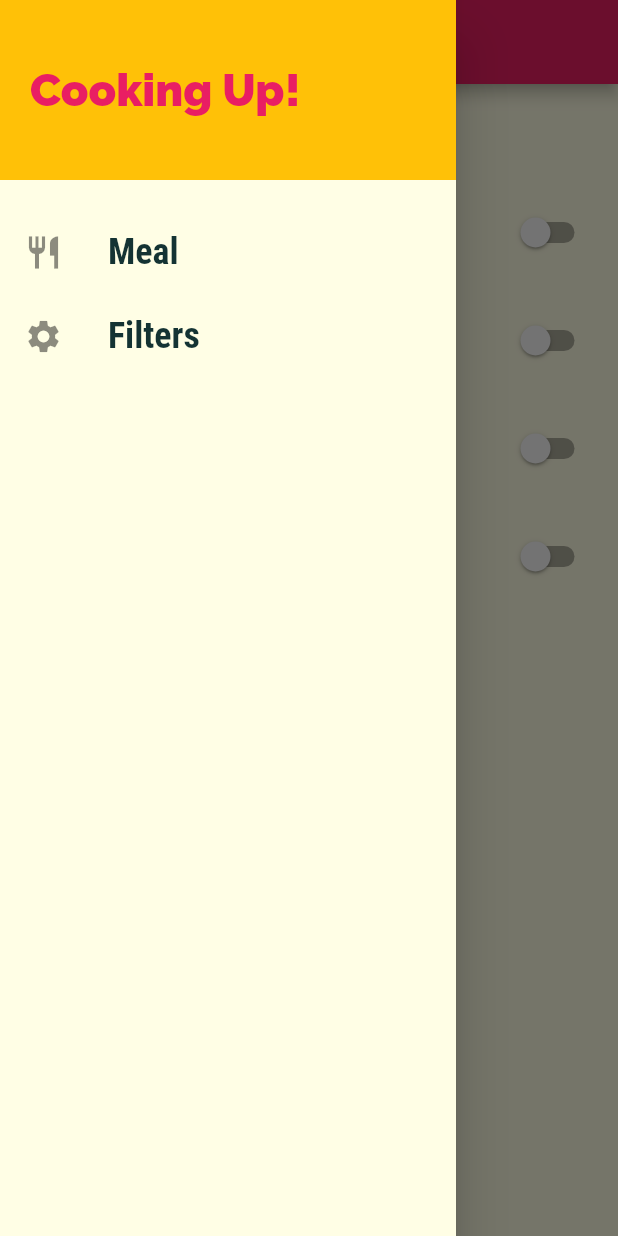
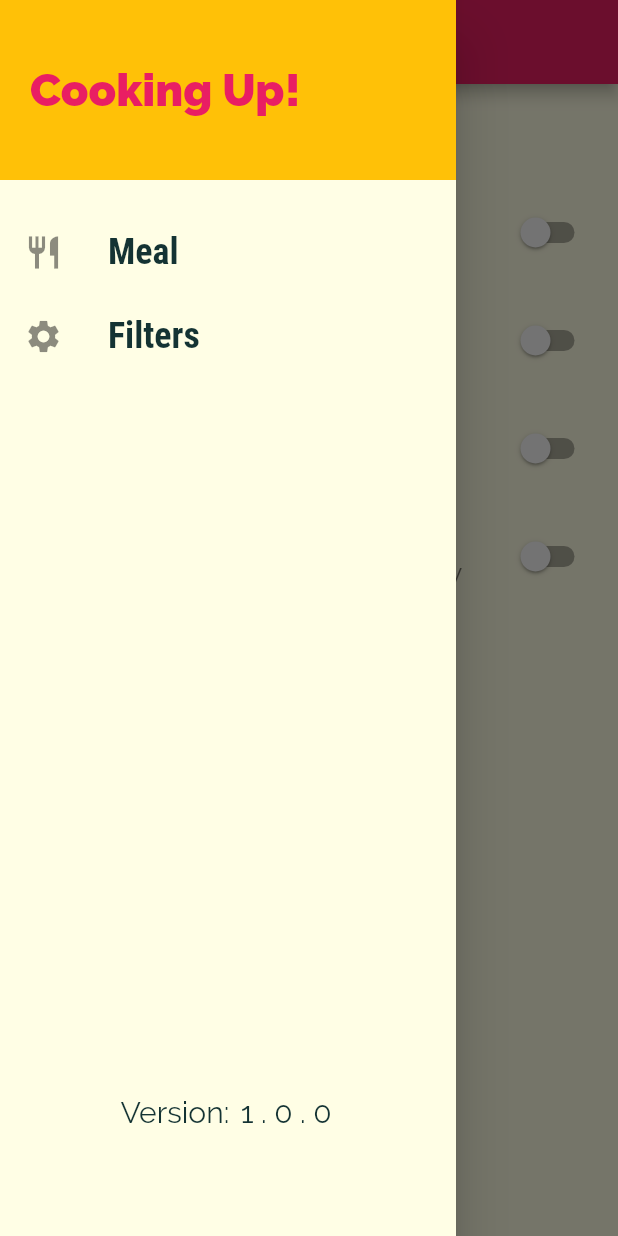
Before and after one commit to Daniel-Sogbey/flutter_mla_app-flutter-series-3-, a Flutter app: the FiltersScreen screen opened by its route, with the side drawer open, on a phone screen of 412 x 824 dp. Run offline on Flutter 3.47's test engine with Material 2 defaults, Android fonts, the phone set to English and light mode, and no system bars.

Commit message:
added version number and modiffied text style of filters

```diff
--- a/lib/screens/filters_screen.dart
+++ b/lib/screens/filters_screen.dart
@@ -23,8 +23,18 @@ class _FiltersScreenState extends State<FiltersScreen> {
   }) {
     return SwitchListTile(
       value: value,
-      title: Text(title),
-      subtitle: Text(subTitle),
+      title: Text(
+        title,
+        style: TextStyle(
+          fontSize: 22.0,
+        ),
+      ),
+      subtitle: Text(
+        subTitle,
+        style: TextStyle(
+          fontSize: 20.0,
+        ),
+      ),
       onChanged: onUpdateHandler,
     );
   }
--- a/lib/widgets/main_drawer.dart
+++ b/lib/widgets/main_drawer.dart
@@ -59,6 +59,27 @@ class MainDrawer extends StatelessWidget {
             },
             Icons.settings,
           ),
+          SizedBox(
+            height: MediaQuery.of(context).size.height * 0.58,
+          ),
+          Row(
+            mainAxisAlignment: MainAxisAlignment.center,
+            children: <Widget>[
+              Text(
+                'Version: ',
+                style: TextStyle(
+                  fontSize: 20.0,
+                ),
+              ),
+              Text(
+                '1.0.0',
+                style: TextStyle(
+                  fontSize: 20.0,
+                  letterSpacing: 5.0,
+                ),
+              ),
+            ],
+          ),
         ],
       ),
     );
```
